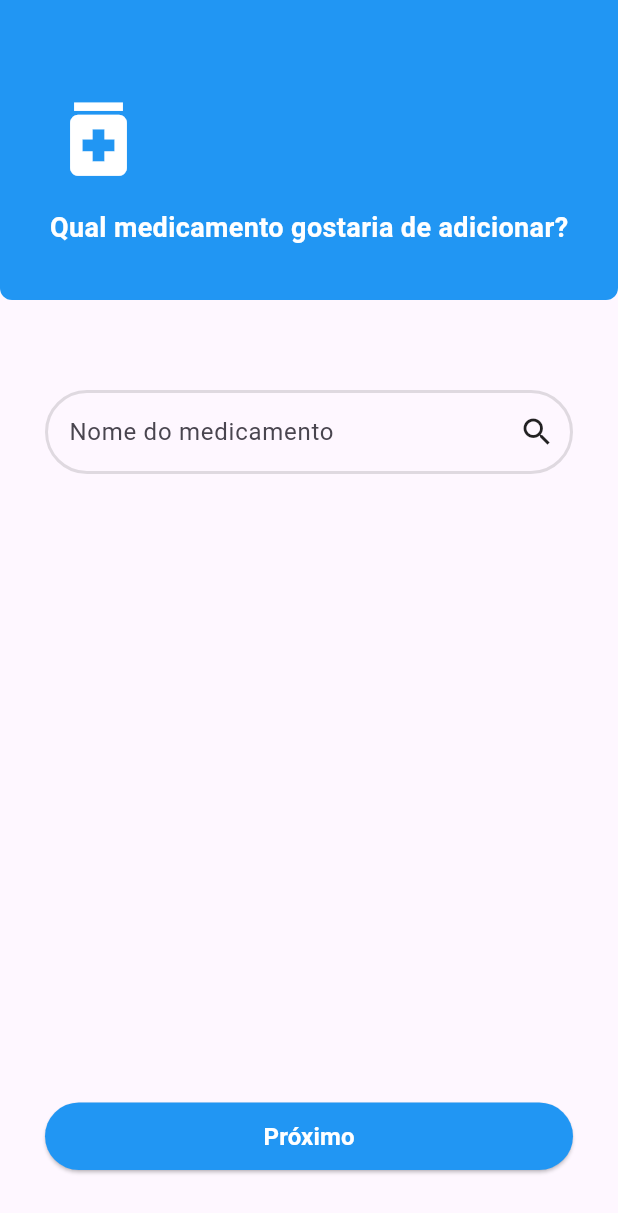
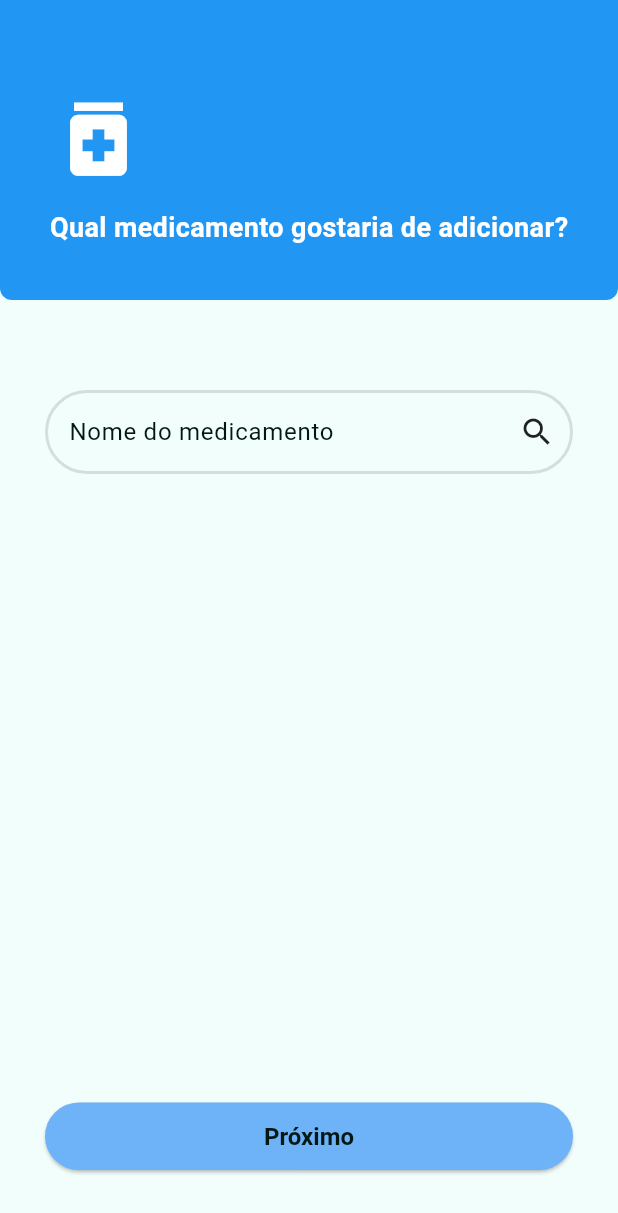
Before and after one commit to daniellucas04/healtime, a Flutter app: the CreateMedicationScreen screen opened by its route, on a phone screen of 412 x 824 dp. Shown: the top 1213 px of the screen. Run offline on Flutter 3.47's test engine with Material 3 defaults, Android fonts, the phone set to English and light mode, and no system bars; our stand-ins replace sqflite; accounts and stored records are empty.

Commit message:
feat: add theme

```diff
--- a/lib/main.dart
+++ b/lib/main.dart
@@ -1,15 +1,42 @@
+import 'package:flutter/material.dart';
+import 'package:app/views/theme/theme.dart';
 import 'package:app/views/homepage_screen.dart';
 import 'package:app/views/medicine/create_medication_view.dart';
-import 'package:flutter/material.dart';
 
 void main() {
-  runApp(MaterialApp(
+  runApp(const MyApp());
+}
+
+class MyApp extends StatefulWidget {
+  const MyApp({super.key});
+
+  @override
+  State<MyApp> createState() => _MyAppState();
+}
+
+class _MyAppState extends State<MyApp> {
+  ThemeMode _themeMode = ThemeMode.system;
+
+  void _toggleTheme() {
+    setState(() {
+      _themeMode =
+          _themeMode == ThemeMode.dark ? ThemeMode.light : ThemeMode.dark;
+    });
+  }
+
+  @override
+  Widget build(BuildContext context) {
+    return MaterialApp(
       debugShowCheckedModeBanner: false,
+      theme: AppThemes.lightTheme,
+      darkTheme: AppThemes.darkTheme,
+      themeMode: _themeMode,
       initialRoute: '/',
       routes: {
         '/': (BuildContext context) => const HomePageScreen(),
         '/medicine_registration': (BuildContext context) =>
-          const CreateMedicationScreen()
+            const CreateMedicationScreen(),
       },
-  ));
+    );
   }
+}
--- a/lib/views/components/form_input.dart
+++ b/lib/views/components/form_input.dart
@@ -15,21 +15,7 @@ class FormInput extends StatelessWidget {
     return TextFormField(
       key: key,
       decoration: InputDecoration(
-        floatingLabelAlignment: FloatingLabelAlignment.start,
-        floatingLabelStyle: const TextStyle(
-          fontWeight: FontWeight.bold,
-          fontSize: 20,
-          color: Colors.black54,
-        ),
         label: Text(label),
-        focusedBorder: OutlineInputBorder(
-          borderSide: const BorderSide(color: Colors.black26, width: 2.0),
-          borderRadius: BorderRadius.circular(100),
-        ),
-        enabledBorder: OutlineInputBorder(
-          borderSide: const BorderSide(color: Colors.black12, width: 2.0),
-          borderRadius: BorderRadius.circular(100),
-        ),
         suffixIcon: icon,
       ),
     );
--- a/lib/views/medicine/create_medication_view.dart
+++ b/lib/views/medicine/create_medication_view.dart
@@ -12,7 +12,7 @@ class CreateMedicationScreen extends StatelessWidget {
         child: Column(
           children: <Widget>[
             const CreateHeader(
-              icon: const Icon(
+              icon: Icon(
                 Icons.medication,
                 size: 65,
                 color: Colors.white,
@@ -40,22 +40,10 @@ class CreateMedicationScreen extends StatelessWidget {
                     height: 45,
                     width: double.infinity,
                     child: ElevatedButton(
-                      style: const ButtonStyle(
-                        backgroundColor:
-                            WidgetStatePropertyAll<Color>(Colors.blue),
-                        foregroundColor:
-                            WidgetStatePropertyAll<Color>(Colors.white),
-                      ),
                       onPressed: () {
                         print('Proxima tela de cadastro');
                       },
-                      child: const Text(
-                        'Próximo',
-                        style: TextStyle(
-                          fontSize: 16,
-                          fontWeight: FontWeight.bold,
-                        ),
-                      ),
+                      child: const Text('Próximo'),
                     ),
                   ),
                 ],
--- /dev/null
+++ b/lib/views/theme/theme.dart
@@ -0,0 +1,110 @@
+import 'package:flutter/material.dart';
+
+const Color textLightTheme = Color.fromARGB(255, 1, 24, 21);
+const Color textLightTheme900 = Color.fromARGB(255, 2, 49, 43);
+const Color backgroundLightTheme = Color.fromARGB(255, 241, 254, 252);
+const Color backgroundLightTheme100 = Color.fromARGB(255, 207, 252, 245);
+const Color backgroundLightTheme50 = Color.fromARGB(255, 231, 253, 250);
+const Color primaryLightTheme = Color.fromARGB(255, 32, 243, 222);
+const Color secondaryLightTheme = Color.fromARGB(255, 110, 178, 247);
+const Color secondaryLightTheme1 = Color.fromARGB(255, 61, 153, 245);
+const Color accentLightTheme = Color.fromARGB(255, 77, 127, 245);
+
+const Color textDarkTheme = Color.fromARGB(255, 231, 254, 251);
+const Color backgroundDarkTheme = Color.fromARGB(255, 2, 24, 21);
+const Color primaryDarkTheme = Color.fromARGB(255, 12, 223, 202);
+const Color secondaryDarkTheme = Color.fromARGB(255, 8, 76, 255);
+const Color accentDarkTheme = Color.fromARGB(255, 10, 61, 178);
+
+class AppThemes {
+  static final ThemeData lightTheme = ThemeData(
+      brightness: Brightness.light,
+      primarySwatch: Colors.blue,
+      scaffoldBackgroundColor: backgroundLightTheme,
+      appBarTheme: const AppBarTheme(
+        backgroundColor: accentLightTheme,
+        foregroundColor: textLightTheme,
+        elevation: 0,
+      ),
+      textTheme: const TextTheme(
+        bodyLarge: TextStyle(color: textLightTheme),
+        bodyMedium: TextStyle(color: textLightTheme),
+      ),
+      floatingActionButtonTheme: const FloatingActionButtonThemeData(
+        backgroundColor: secondaryLightTheme,
+        foregroundColor: textDarkTheme,
+      ),
+      bottomNavigationBarTheme: const BottomNavigationBarThemeData(
+        backgroundColor: backgroundLightTheme50,
+        selectedIconTheme: IconThemeData(size: 32, color: secondaryLightTheme),
+        selectedItemColor: secondaryLightTheme,
+        unselectedIconTheme: IconThemeData(size: 32, color: textLightTheme900),
+        unselectedItemColor: textLightTheme900,
+      ),
+      elevatedButtonTheme: ElevatedButtonThemeData(
+        style: ButtonStyle(
+          foregroundColor: WidgetStateProperty.resolveWith<Color?>(
+            (Set<WidgetState> states) {
+              return textLightTheme; // Default color
+            },
+          ),
+          backgroundColor: WidgetStateProperty.resolveWith<Color?>(
+            (Set<WidgetState> states) {
+              if (states.contains(WidgetState.pressed)) {
+                return secondaryLightTheme1;
+              } else {
+                return secondaryLightTheme;
+              }
+            },
+          ),
+          textStyle: WidgetStateProperty.all(
+            const TextStyle(fontSize: 16, fontWeight: FontWeight.bold),
+          ),
+        ),
+      ),
+      inputDecorationTheme: InputDecorationThemeData(
+        floatingLabelAlignment: FloatingLabelAlignment.start,
+        floatingLabelStyle: const TextStyle(
+          fontWeight: FontWeight.bold,
+          fontSize: 20,
+          color: textLightTheme,
+        ),
+        labelStyle: const TextStyle(
+          color: textLightTheme,
+        ),
+        focusedBorder: OutlineInputBorder(
+          borderSide: const BorderSide(color: Colors.black87, width: 2.0),
+          borderRadius: BorderRadius.circular(100),
+        ),
+        enabledBorder: OutlineInputBorder(
+          borderSide: const BorderSide(color: Colors.black12, width: 2.0),
+          borderRadius: BorderRadius.circular(100),
+        ),
+      ));
+
+  static final ThemeData darkTheme = ThemeData(
+    brightness: Brightness.dark,
+    primarySwatch: Colors.cyan,
+    scaffoldBackgroundColor: backgroundDarkTheme,
+    appBarTheme: const AppBarTheme(
+      backgroundColor: secondaryDarkTheme,
+      foregroundColor: textDarkTheme,
+      elevation: 0,
+    ),
+    textTheme: const TextTheme(
+      bodyLarge: TextStyle(color: textDarkTheme),
+      bodyMedium: TextStyle(color: textDarkTheme),
+    ),
+    floatingActionButtonTheme: const FloatingActionButtonThemeData(
+      backgroundColor: secondaryDarkTheme,
+      foregroundColor: backgroundDarkTheme,
+    ),
+    bottomNavigationBarTheme: const BottomNavigationBarThemeData(
+      backgroundColor: backgroundDarkTheme,
+      selectedIconTheme: IconThemeData(size: 32, color: secondaryDarkTheme),
+      selectedItemColor: secondaryDarkTheme,
+      unselectedIconTheme: IconThemeData(size: 32, color: textDarkTheme),
+      unselectedItemColor: textDarkTheme,
+    ),
+  );
+}
```
Also changed, not shown: lib/dao/medication_dao.dart (+6 -3 lines). Lines whose indentation alone changed are shown as unchanged.
